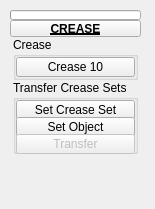
Old version of the form ui/level_3/crease.ui in the repository m3trik/Scripts_portable.
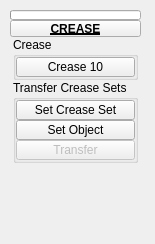
New version of the form. Custom widgets are drawn as their Qt base class.

The edit to the form file:
```diff
--- a/ui/level_3/crease.ui
+++ b/ui/level_3/crease.ui
@@ -10,7 +10,7 @@
     <x>0</x>
     <y>0</y>
     <width>155</width>
-    <height>209</height>
+    <height>244</height>
    </rect>
   </property>
   <property name="minimumSize">
@@ -148,7 +148,7 @@
       <x>10</x>
       <y>10</y>
       <width>131</width>
-      <height>176</height>
+      <height>196</height>
      </rect>
     </property>
     <layout class="QGridLayout" name="gridLayout_2">
@@ -298,6 +298,12 @@
             </property>
             <item>
              <widget class="QPushButton" name="b000">
+              <property name="sizePolicy">
+               <sizepolicy hsizetype="Fixed" vsizetype="Fixed">
+                <horstretch>0</horstretch>
+                <verstretch>0</verstretch>
+               </sizepolicy>
+              </property>
               <property name="minimumSize">
                <size>
                 <width>0</width>
@@ -335,6 +341,12 @@
             </item>
             <item>
              <widget class="QPushButton" name="b001">
+              <property name="sizePolicy">
+               <sizepolicy hsizetype="Fixed" vsizetype="Fixed">
+                <horstretch>0</horstretch>
+                <verstretch>0</verstretch>
+               </sizepolicy>
+              </property>
               <property name="minimumSize">
                <size>
                 <width>0</width>
```
Left out of the diff: 2 changed lines with no effect on the pictures.
